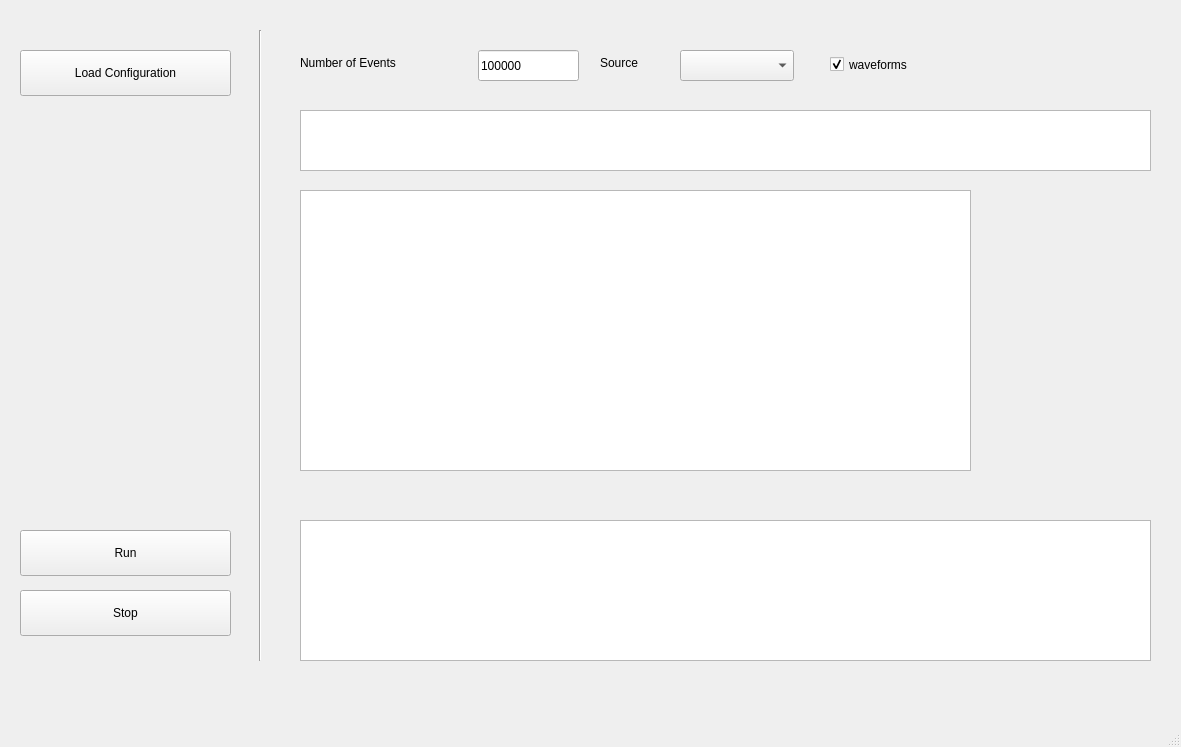
Above: daq/DAQgui/daq_interface.ui from acolijn/DT5550_DAQ before the change. Below: the same form after it.
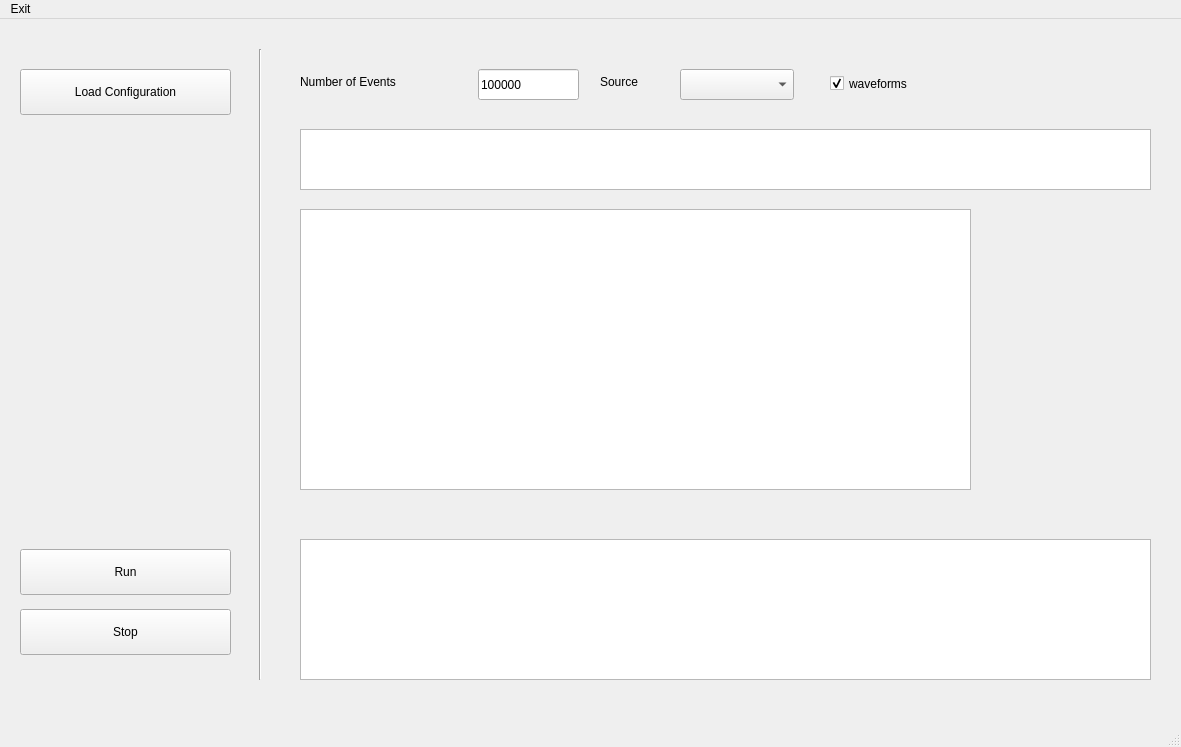
That is the form after the change.

Commit message: added Calibration class that can be used for time offset calibration (implemented) and gains (to be done)

The edit to the form file:
```diff
--- a/daq/DAQgui/daq_interface.ui
+++ b/daq/DAQgui/daq_interface.ui
@@ -171,6 +171,12 @@
      <height>38</height>
     </rect>
    </property>
+   <widget class="QMenu" name="menuExit">
+    <property name="title">
+     <string>Exit</string>
+    </property>
+   </widget>
+   <addaction name="menuExit"/>
   </widget>
   <widget class="QStatusBar" name="statusbar"/>
  </widget>
```
The commit also changes 4 other files.
